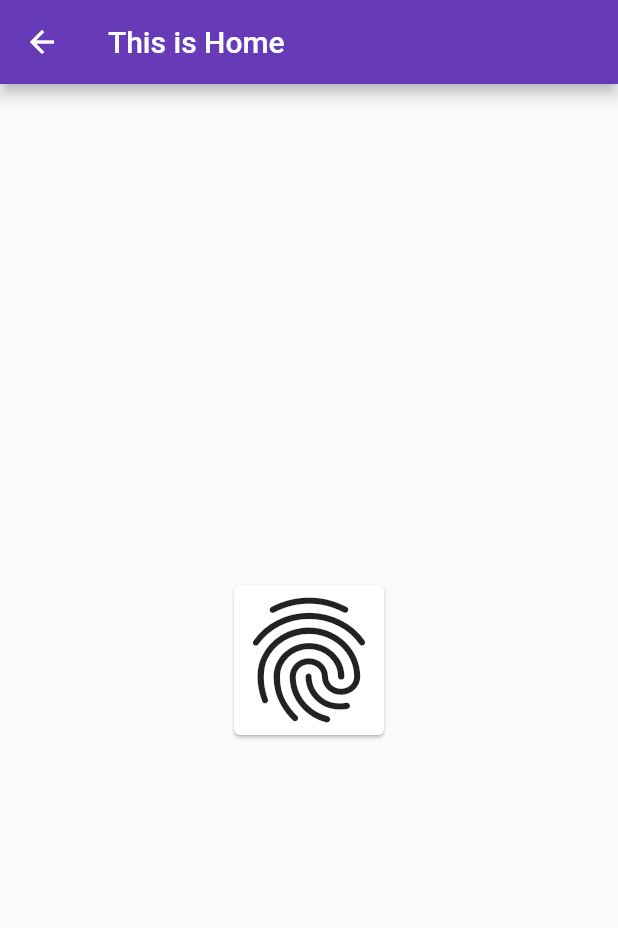
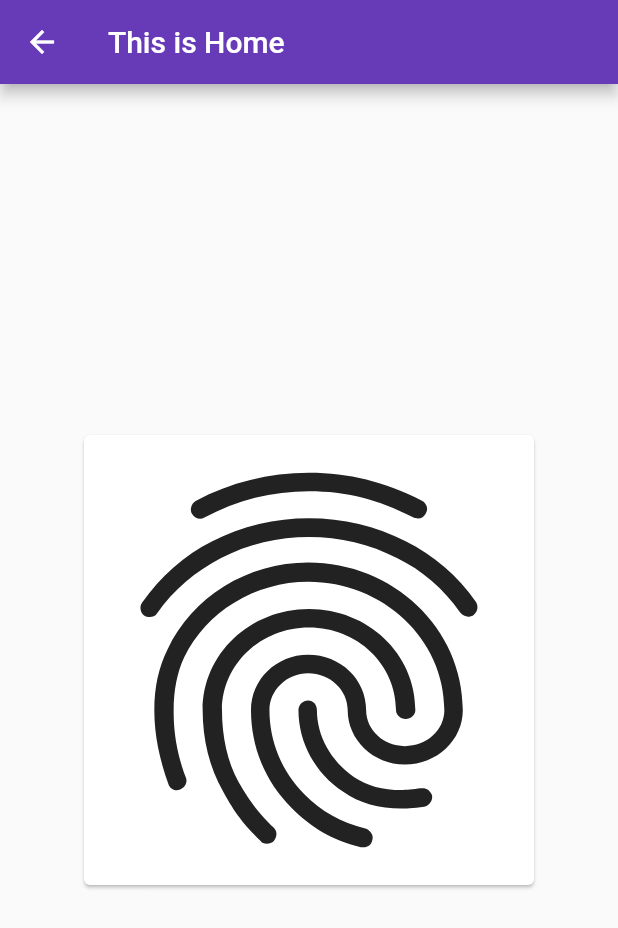
Before and after one commit to pietergreyling/couchbase_lite_flutter, a Flutter app: the screen it shows after launch, in the side drawer, after a tap on "Home", on a phone screen of 412 x 824 dp. Shown: the top 928 px of the screen. Run offline on Flutter 3.47's test engine with Material 2 defaults, Android fonts, the phone set to English and light mode, and no system bars; our stand-ins replace font_awesome_flutter.

Commit message:
Home page (form) test changes - load an icon and onTap

```diff
--- a/lib/home_page.dart
+++ b/lib/home_page.dart
@@ -12,14 +12,14 @@ class HomePage extends StatelessWidget {
           Center(
             child: Column(
               mainAxisAlignment: MainAxisAlignment.center,
-              children: const <Widget>[
+              children: <Widget>[
                 InkWell(
-                  // onTap: ()
-                  //   { print("Card Clicked !!"); },
-                  child: Card(
+                  onTap: () {
+                    print("Home Card Clicked !!"); }, //TODO!! remove
+                  child: const Card(
                     child: Icon(
                       Icons.fingerprint,
-                        size: 100,
+                        size: 300,
                     ),
                   ),
                 ),
```
